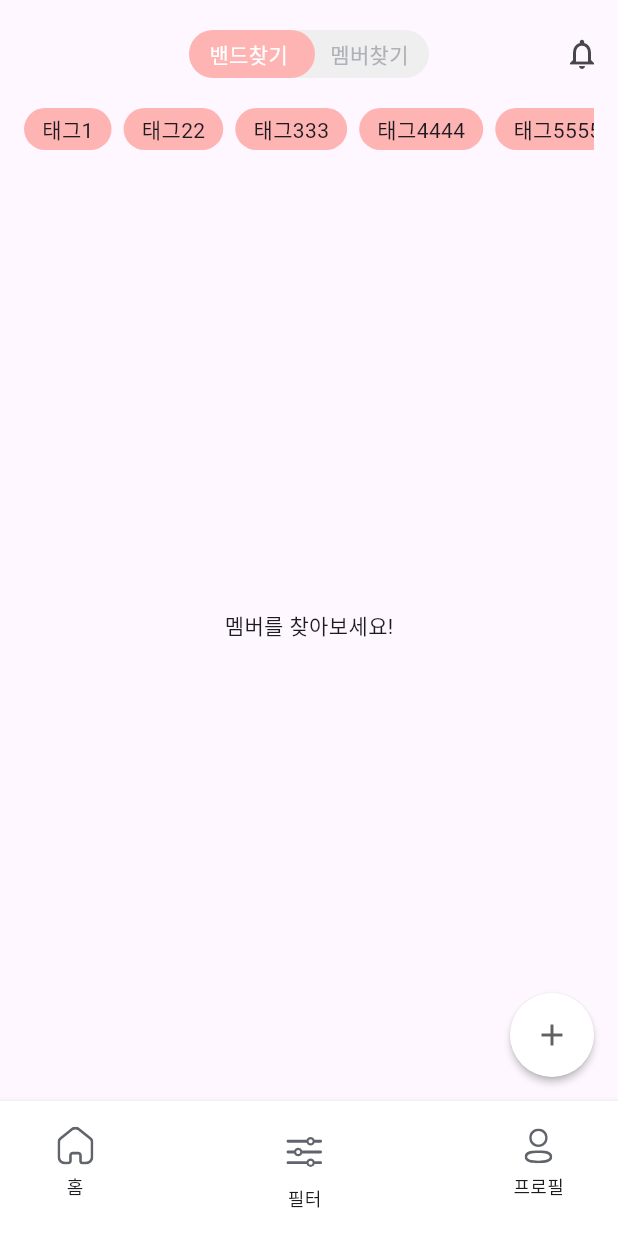
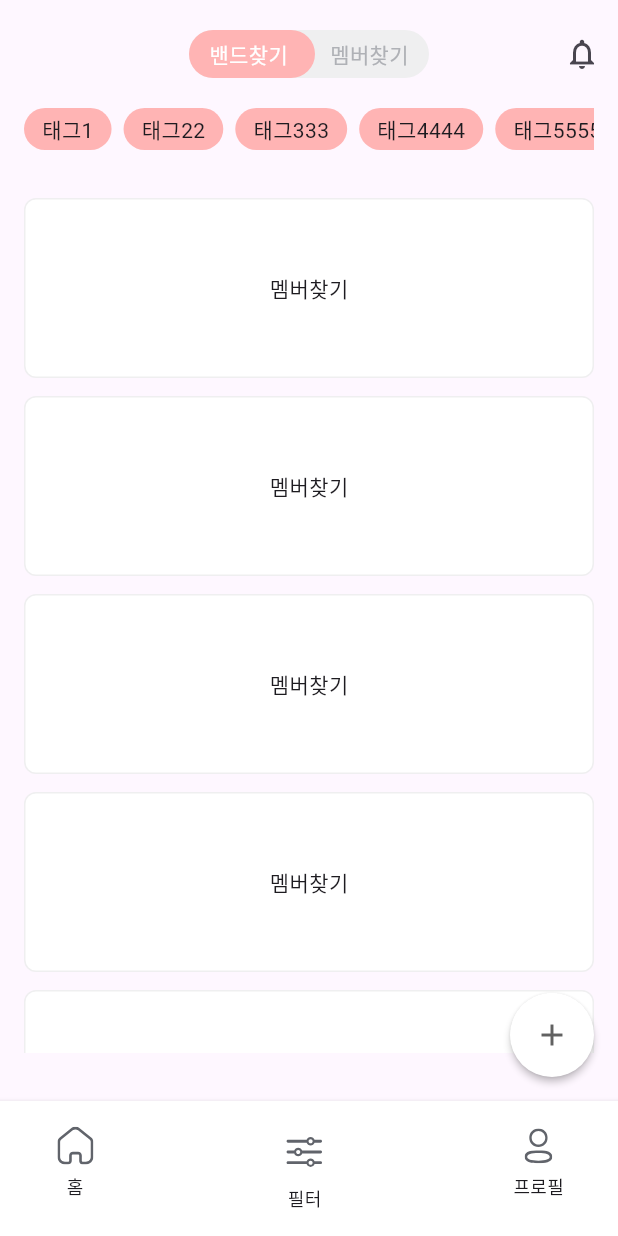
Before and after one commit to zigsong/lets-jam, a Flutter app: the screen it shows after launch, swiped to page 2, on a phone screen of 412 x 824 dp. Run offline on Flutter 3.47's test engine with Material 3 defaults, Android fonts, the light colour scheme and no system bars; our stand-ins replace flutter_dotenv, flutter_svg, image_picker, supabase_flutter; missing offline and left inert: kakao_flutter_sdk; accounts and stored records are empty.

Commit message:
feat: 포스팅 썸네일 마크업

```diff
--- a/lib/screens/explore_screen.dart
+++ b/lib/screens/explore_screen.dart
@@ -1,6 +1,7 @@
 import 'package:flutter/material.dart';
 import 'package:lets_jam/widgets/filter_tag.dart';
 import 'package:lets_jam/widgets/page_toggler.dart';
+import 'package:lets_jam/widgets/post_thumbnail.dart';
 import 'package:supabase_flutter/supabase_flutter.dart';
 
 class ExploreScreen extends StatefulWidget {
@@ -79,12 +80,30 @@ class _ExploreScreenState extends State<ExploreScreen> {
           child: PageView(
             controller: _pageViewController,
             physics: const NeverScrollableScrollPhysics(), // 기본 슬라이드 동작을 막음
-            children: const [
-              Center(
-                child: Text('밴드를 찾아보세요!'),
+            children: [
+              Padding(
+                padding:
+                    const EdgeInsets.symmetric(horizontal: 16, vertical: 32),
+                child: ListView.separated(
+                    itemCount: 10,
+                    separatorBuilder: (context, index) => const SizedBox(
+                          height: 12,
+                        ),
+                    itemBuilder: (context, index) {
+                      return const PostThumbnail(title: '밴드찾기');
+                    }),
               ),
-              Center(
-                child: Text('멤버를 찾아보세요!'),
+              Padding(
+                padding:
+                    const EdgeInsets.symmetric(horizontal: 16, vertical: 32),
+                child: ListView.separated(
+                    itemCount: 10,
+                    separatorBuilder: (context, index) => const SizedBox(
+                          height: 12,
+                        ),
+                    itemBuilder: (context, index) {
+                      return const PostThumbnail(title: '멤버찾기');
+                    }),
               )
             ],
           ),
--- /dev/null
+++ b/lib/widgets/post_thumbnail.dart
@@ -0,0 +1,21 @@
+import 'package:flutter/material.dart';
+
+class PostThumbnail extends StatelessWidget {
+  final String title;
+
+  const PostThumbnail({super.key, required this.title});
+
+  @override
+  Widget build(BuildContext context) {
+    return Container(
+      height: 120,
+      decoration: BoxDecoration(
+          color: Colors.white,
+          border: Border.all(width: 1, color: const Color(0xffEFEFF0)),
+          borderRadius: BorderRadius.circular(8)),
+      child: Center(
+        child: Text(title),
+      ),
+    );
+  }
+}
```
